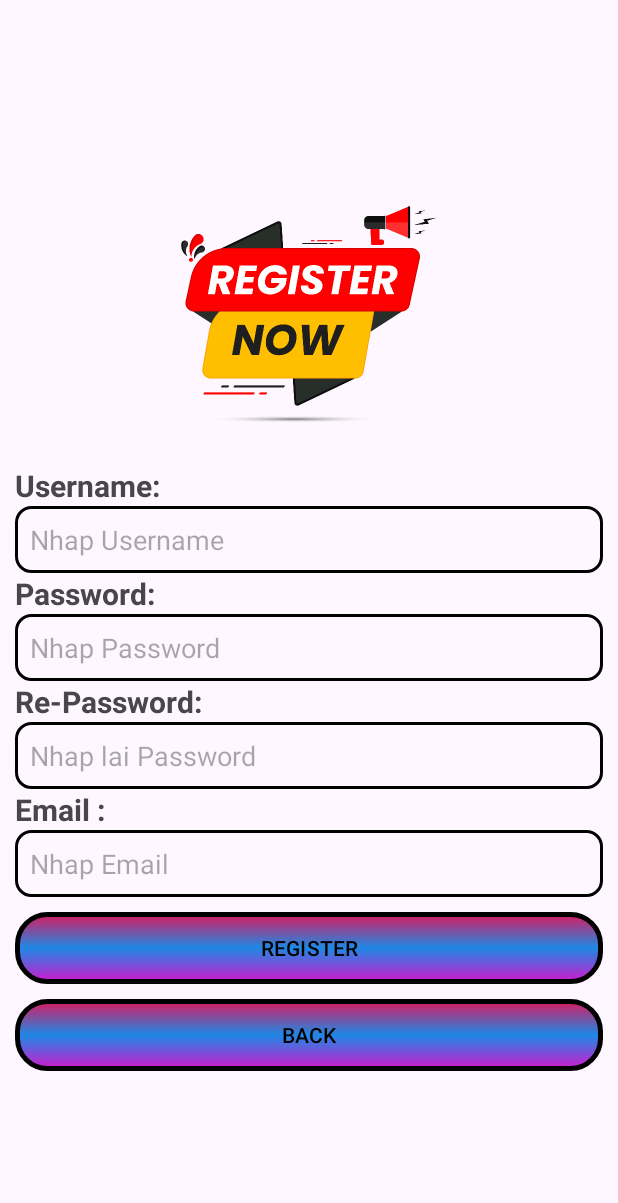
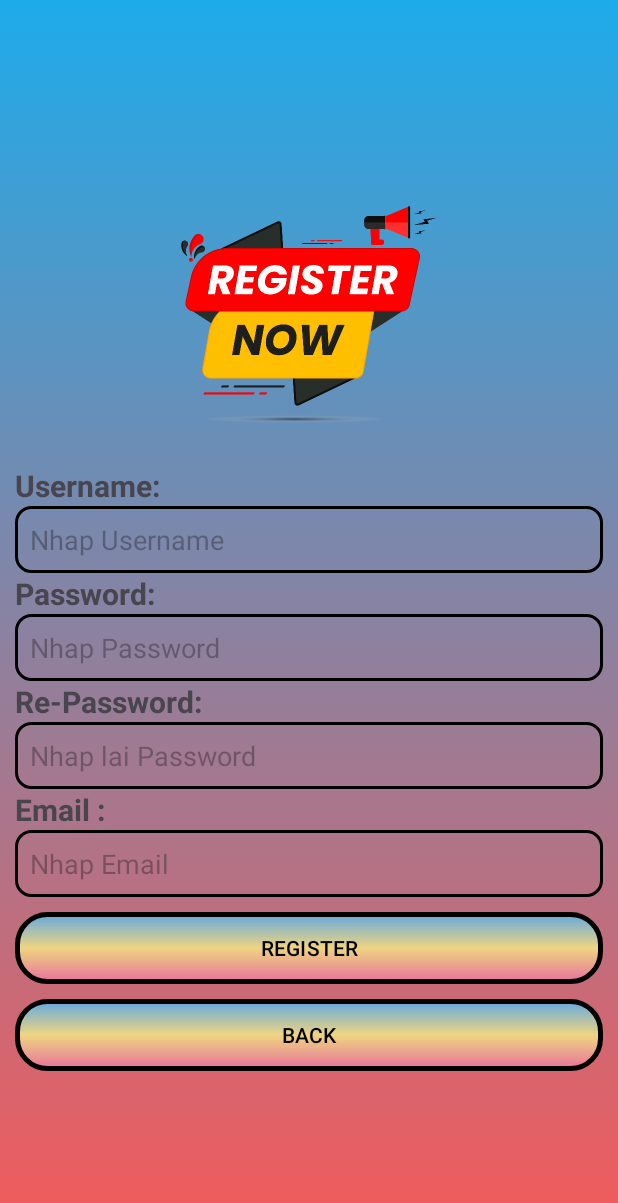
Before and after one commit to sonnnnn2222/Project, an Android app: the Register screen opened directly, with no data from a screen before it, on a phone screen of 412 x 824 dp. Shown: the top 1203 px of the screen. Run offline under Robolectric (Android 15) with nearby library versions, the phone set to English and light mode, and no system bars.

Commit message:
sua lai layout

```diff
--- a/app/src/main/res/drawable/custom_button.xml
+++ b/app/src/main/res/drawable/custom_button.xml
@@ -1,9 +1,9 @@
 <?xml version="1.0" encoding="utf-8"?>
 <shape xmlns:android="http://schemas.android.com/apk/res/android">
 
-    <gradient android:startColor="#CF1ACD"
-        android:centerColor="#1E88E5"
-        android:endColor="#D81B60"
+    <gradient android:startColor="#E8739B"
+        android:centerColor="#EFD481"
+        android:endColor="#65A9DF"
         android:angle="90"
         android:type="linear"/>
     <stroke android:width="3dp"
--- a/app/src/main/res/layout/activity_login.xml
+++ b/app/src/main/res/layout/activity_login.xml
@@ -5,7 +5,7 @@
     android:id="@+id/main"
     android:layout_width="match_parent"
     android:layout_height="match_parent"
-
+    android:background="@drawable/loginbackground"
     android:gravity="center"
     android:padding="16dp"
     tools:context=".Login">
--- a/app/src/main/res/layout/activity_register.xml
+++ b/app/src/main/res/layout/activity_register.xml
@@ -7,7 +7,8 @@
     android:layout_width="match_parent"
     android:layout_height="match_parent"
     android:gravity="center"
-    android:layout_margin="10dp"
+    android:background="@drawable/loginbackground"
+    android:padding="10dp"
     tools:context=".Login">
 
     <ImageView
```
